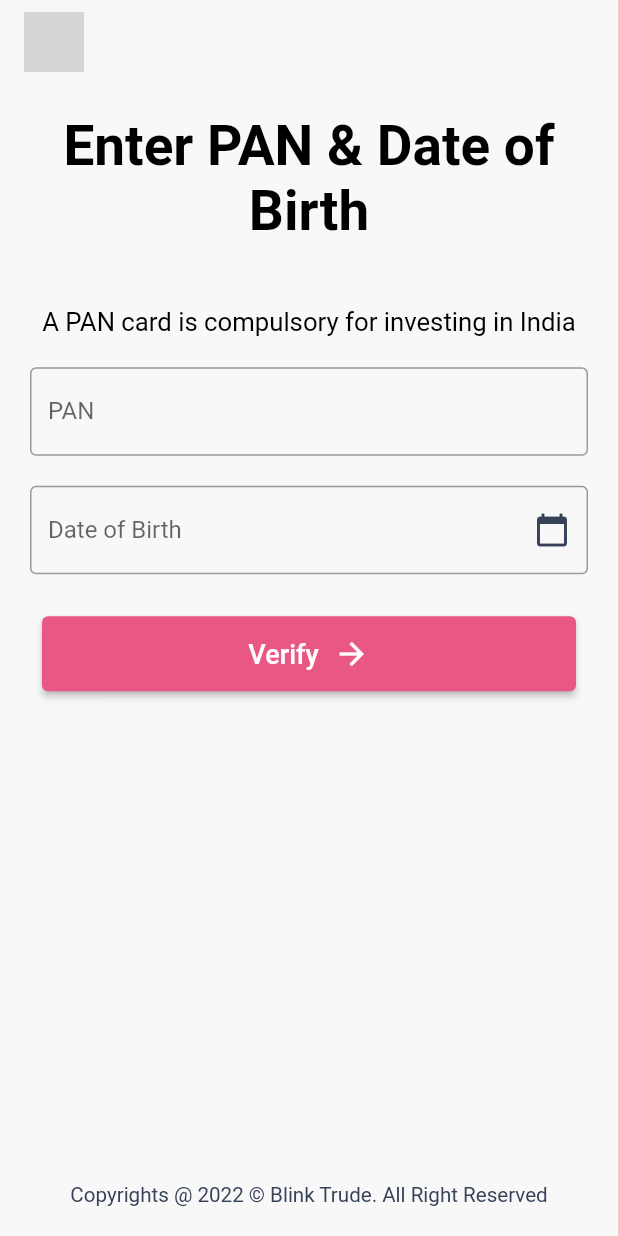
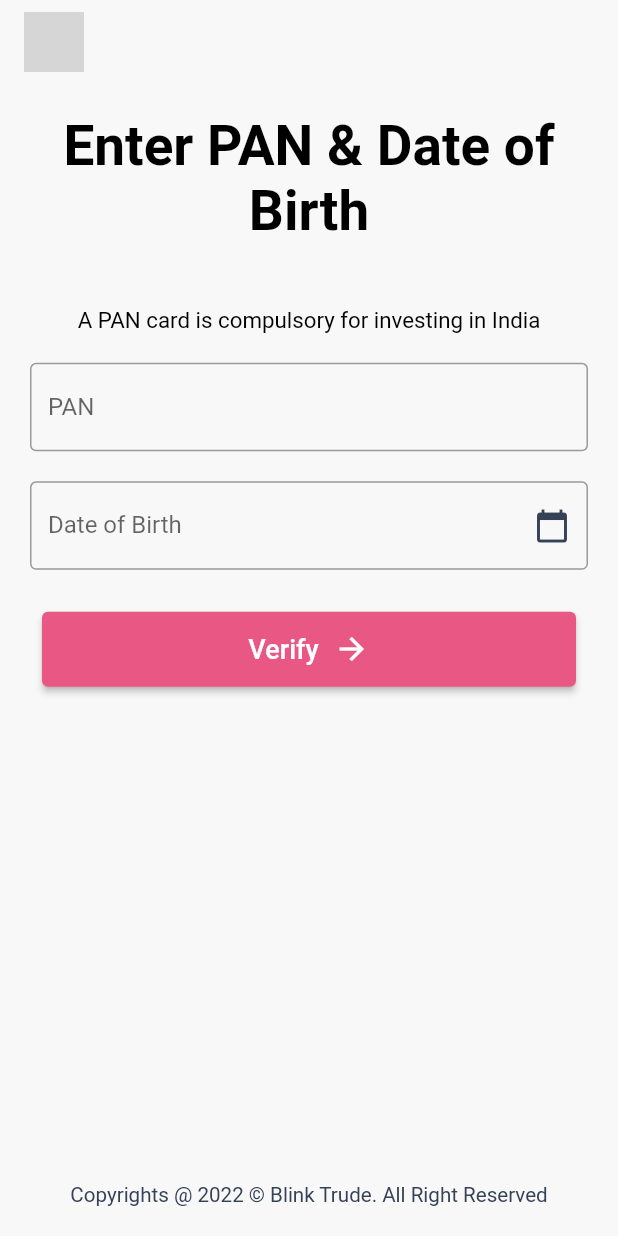
Before and after one commit to vancityAyush/diy_plugin, a Flutter app: the EnterPan widget shown alone on an empty page, opened directly, on a phone screen of 412 x 824 dp. Run offline on Flutter 3.47's test engine with Material 2 defaults, Android fonts, the phone set to English and light mode, and no system bars; drawn by our look-alikes of reactive_forms, rounded_loading_button; our stand-ins replace dio, flutter_screenutil, flutter_secure_storage, flutter_signin_button, fluttertoast, get and 5 more; missing offline and left inert: encrypt, pointycastle, reactive_pin_code_fields; accounts and stored records are empty; Roboto replaces fonts that are missing (BeVietnamPro); grey boxes are pictures that could not be loaded.

Commit message:
UPDATE: Navigation

```diff
--- a/lib/widget/BottomPage.dart
+++ b/lib/widget/BottomPage.dart
@@ -105,9 +105,10 @@ class BottomPage extends StatelessWidget {
                 child: Text(
                   subtitle!,
                   style: TextStyle(
-                      fontSize: 15.sp,
-                      fontWeight: FontWeight.w400,
-                      color: Colors.black),
+                    fontSize: 13.sp,
+                    fontWeight: FontWeight.w400,
+                    color: Colors.black,
+                  ),
                   textAlign: TextAlign.center,
                 ),
               ),
```
Also changed, not shown: lib/modules/pan/ui/enter_pan.dart (+11 -4 lines), lib/modules/verify-mobile/ui/otp_page.dart (+1 -14 lines).
